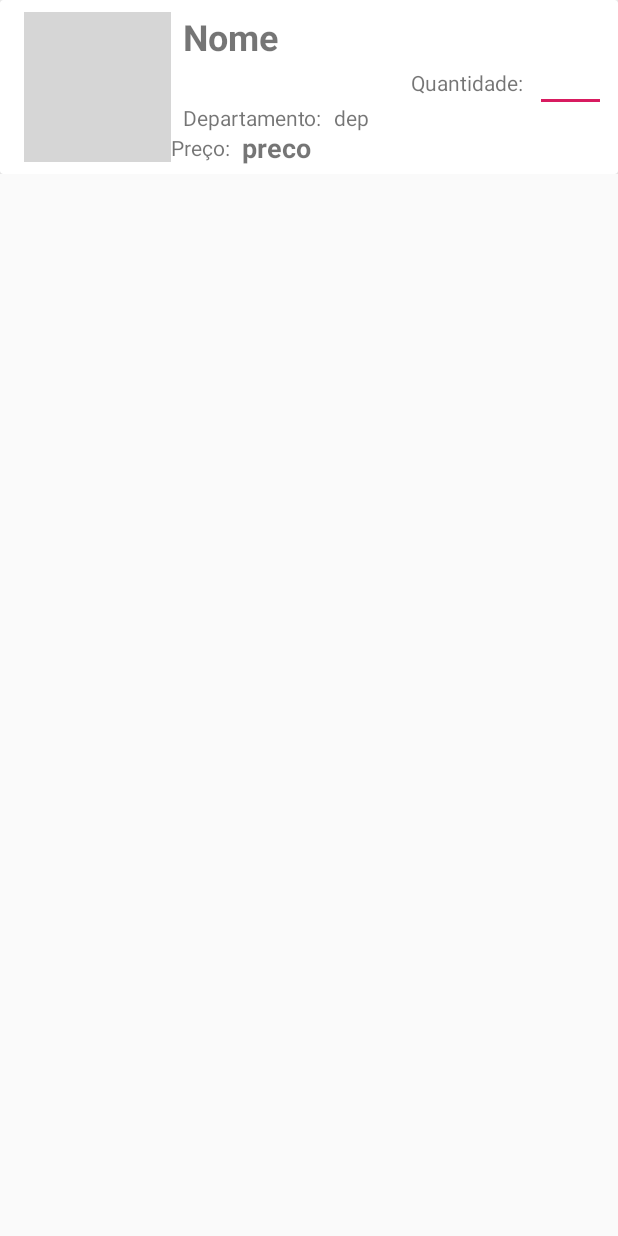
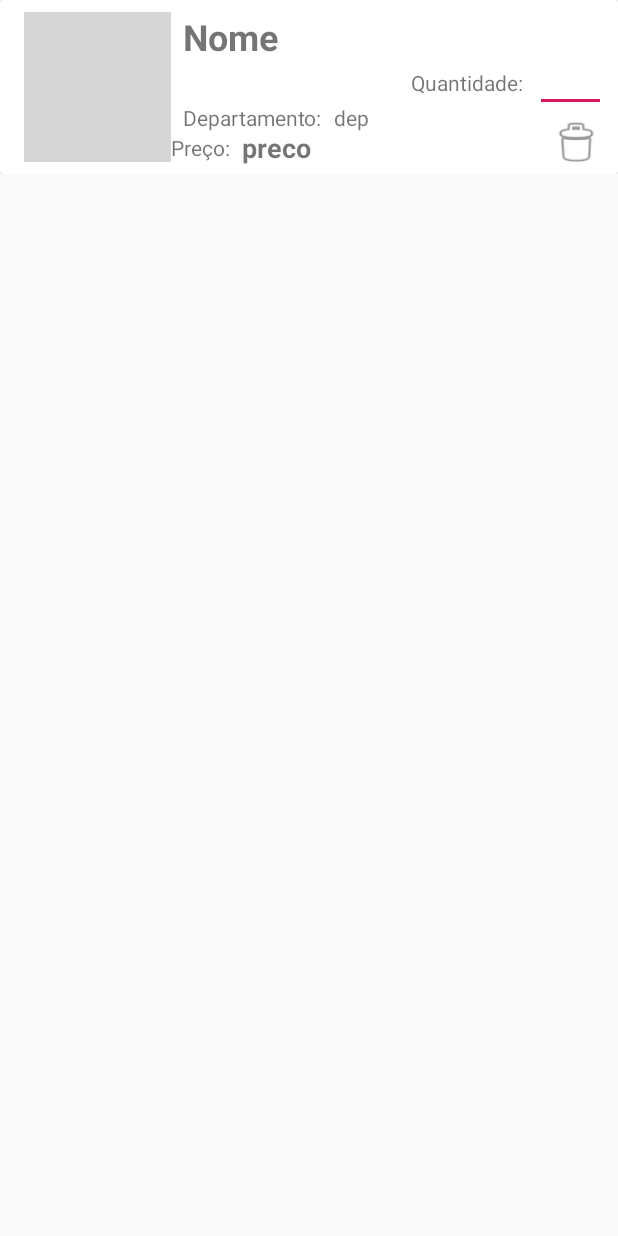
Before and after one commit to thiagorodcarv/XseedCRUD, an Android app: the layout carrinho_adapter.xml on its own in the app's theme, with its tools: preview values and no code run, on a phone screen of 412 x 824 dp. Run offline under Robolectric (Android 15) with nearby library versions, the phone set to English and light mode, and no system bars; grey boxes are pictures that could not be loaded.

Commit message:
Projeto para estudo

```diff
--- a/app/src/main/java/com/example/lojacrud/CarrinhoPackage/CarrinhoListener.java
+++ b/app/src/main/java/com/example/lojacrud/CarrinhoPackage/CarrinhoListener.java
@@ -1,5 +1,6 @@
 package com.example.lojacrud.CarrinhoPackage;
 
 public interface CarrinhoListener {
-    void QuantidadeChanged(int position, String s);
+    void quantidadeChanged(int position, String s);
+    void deleteItem(int position);
 }
--- a/app/src/main/java/com/example/lojacrud/DestaquesTabPackage/ProdutosDestaquesAdapter.java
+++ b/app/src/main/java/com/example/lojacrud/DestaquesTabPackage/ProdutosDestaquesAdapter.java
@@ -55,6 +55,9 @@ public class ProdutosDestaquesAdapter extends RecyclerView.Adapter {
         if ((pViewModel.mapaChecks!=null)&&pViewModel.mapaChecks.containsKey(produto.getId())){
             holder.checkBox.setChecked(pViewModel.mapaChecks.get(produto.getId()));
         }
+        else {
+            holder.checkBox.setChecked(false);
+        }
         holder.nome.setText(produto.getNome());
         holder.departamento.setText(produto.getDepartamento());
         holder.preco.setText(produto.getPreco());
--- a/app/src/main/java/com/example/lojacrud/MainActivity.java
+++ b/app/src/main/java/com/example/lojacrud/MainActivity.java
@@ -93,7 +93,6 @@ public class MainActivity extends AppCompatActivity{
     protected void onResume() {
         super.onResume();
         pViewModel.mapaChecks.clear();
-
         pViewModel.produtosSelecionados.clear();
         pViewModel.produtosBanco.clear();
         pViewModel.produtosHistorico.clear();
--- a/app/src/main/java/com/example/lojacrud/ProdutosTabPackage/ProdutosAdapter.java
+++ b/app/src/main/java/com/example/lojacrud/ProdutosTabPackage/ProdutosAdapter.java
@@ -55,6 +55,9 @@ public class ProdutosAdapter extends RecyclerView.Adapter {
         if ((pViewModel.mapaChecks!=null)&&pViewModel.mapaChecks.containsKey(produto.getId())){
             holder.checkBox.setChecked(pViewModel.mapaChecks.get(produto.getId()));
         }
+        else {
+            holder.checkBox.setChecked(false);
+        }
         holder.nome.setText(produto.getNome());
         holder.departamento.setText(produto.getDepartamento());
         holder.preco.setText(produto.getPreco());
--- a/app/src/main/res/layout/carrinho_adapter.xml
+++ b/app/src/main/res/layout/carrinho_adapter.xml
@@ -119,6 +119,17 @@
                 app:layout_constraintEnd_toEndOf="parent"
                 app:layout_constraintTop_toTopOf="@+id/textView" />
 
+            <Button
+                android:id="@+id/deleteItemCarrinho"
+                android:layout_width="40dp"
+                android:layout_height="33dp"
+                android:layout_marginEnd="8dp"
+                android:layout_marginRight="8dp"
+                android:background="@android:drawable/ic_menu_delete"
+                app:layout_constraintBottom_toBottomOf="parent"
+                app:layout_constraintEnd_toEndOf="parent"
+                app:layout_constraintTop_toBottomOf="@+id/quantidadeProdutos" />
+
 
         </androidx.constraintlayout.widget.ConstraintLayout>
     </androidx.cardview.widget.CardView>
```
Also changed, not shown: app/src/main/java/com/example/lojacrud/CarrinhoPackage/Carrinho.java (+10 -2 lines), app/src/main/java/com/example/lojacrud/CarrinhoPackage/CarrinhoHolder.java (+11 -2 lines).
